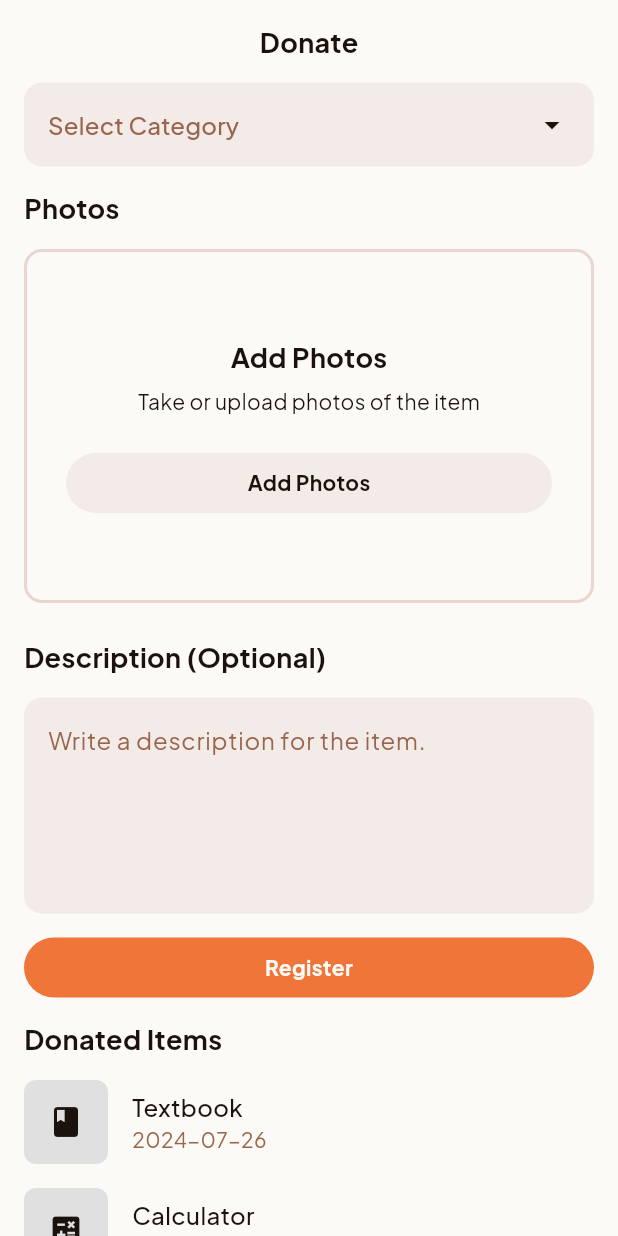
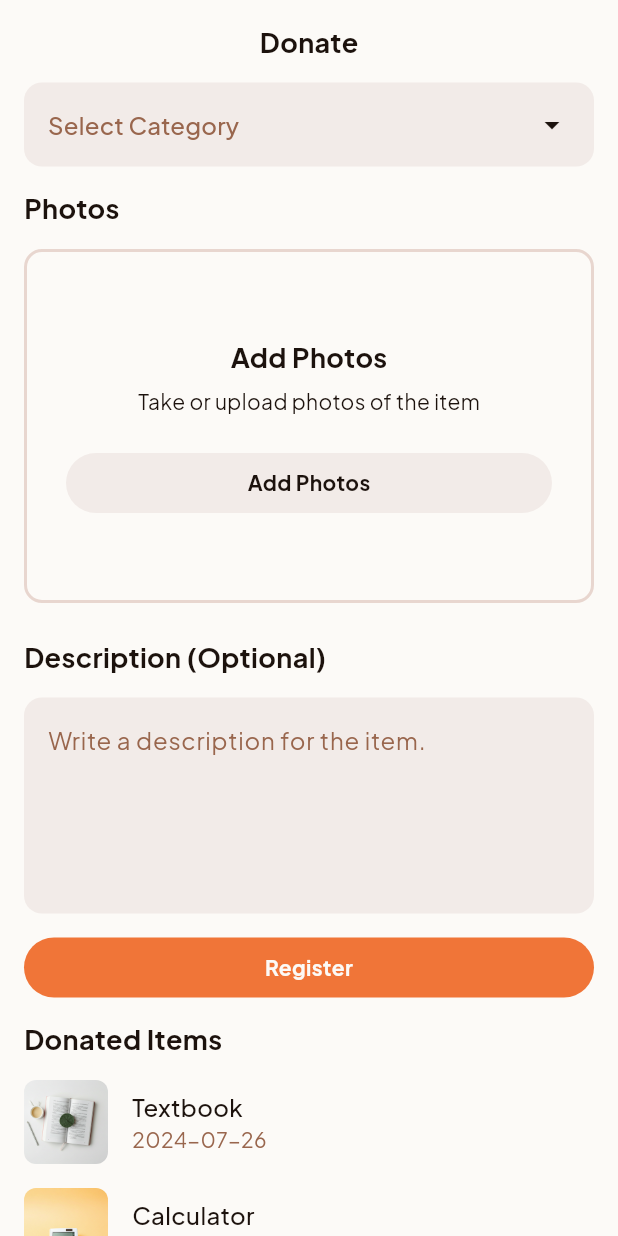
Before and after one commit to inhodev/Library-of-Things, a Flutter app: the DonatePage screen opened directly, on a phone screen of 412 x 824 dp. Run offline on Flutter 3.47's test engine with Material 3 defaults, Android fonts, the light colour scheme and no system bars; our stand-ins replace google_fonts, image_picker.

Commit message:
Complete QR Code feature and final image fixes
- Add QR Code button next to profile name in My Page
- Implement QR code popup dialog with QRcode.png image
- Replace '5 stars' text with ⭐⭐⭐⭐⭐ gold star emojis
- Fix all donate page icons to use actual PNG images
- Add error handling for image loading with errorBuilder
- Complete all dummy data image replacements across the app
- Fix Container nesting errors in image displays
- Add QRcode.png asset to project root assets folder

Features completed:
✅ 4 main pages with full functionality
✅ Custom bottom navigation bar
✅ Kitchenware category with grid layout
✅ Item detail pages with borrowing options
✅ Image picker for donations
✅ Credit card input with security masking
✅ All UI elements match Figma design
✅ Complete image asset integration
✅ QR code sharing feature
✅ Star rating display with emojis

```diff
--- a/lib/pages/donate_page.dart
+++ b/lib/pages/donate_page.dart
@@ -345,13 +345,11 @@ class _DonatePageState extends State<DonatePage> {
                       width: 56,
                       height: 56,
                       decoration: BoxDecoration(
-                        color: Colors.grey[300],
                         borderRadius: BorderRadius.circular(8),
-                      ),
-                      child: const Icon(
-                        Icons.book,
-                        color: Color(0xFF1C120D),
-                        size: 24,
+                        image: const DecorationImage(
+                          image: AssetImage('assets/images/dummy_data/Textbook.png'),
+                          fit: BoxFit.cover,
+                        ),
                       ),
                     ),
                     const SizedBox(width: 16),
@@ -396,13 +394,11 @@ class _DonatePageState extends State<DonatePage> {
                       width: 56,
                       height: 56,
                       decoration: BoxDecoration(
-                        color: Colors.grey[300],
                         borderRadius: BorderRadius.circular(8),
-                      ),
-                      child: const Icon(
-                        Icons.calculate,
-                        color: Color(0xFF1C120D),
-                        size: 24,
+                        image: const DecorationImage(
+                          image: AssetImage('assets/images/dummy_data/calculator.png'),
+                          fit: BoxFit.cover,
+                        ),
                       ),
                     ),
                     const SizedBox(width: 16),
```
Also changed, not shown: lib/pages/my_page.dart (+69 -8 lines), assets/images/dummy_data/QRcode.png (added), libraryofthings/assets/images/dummy_data/QRcode.png (added).
